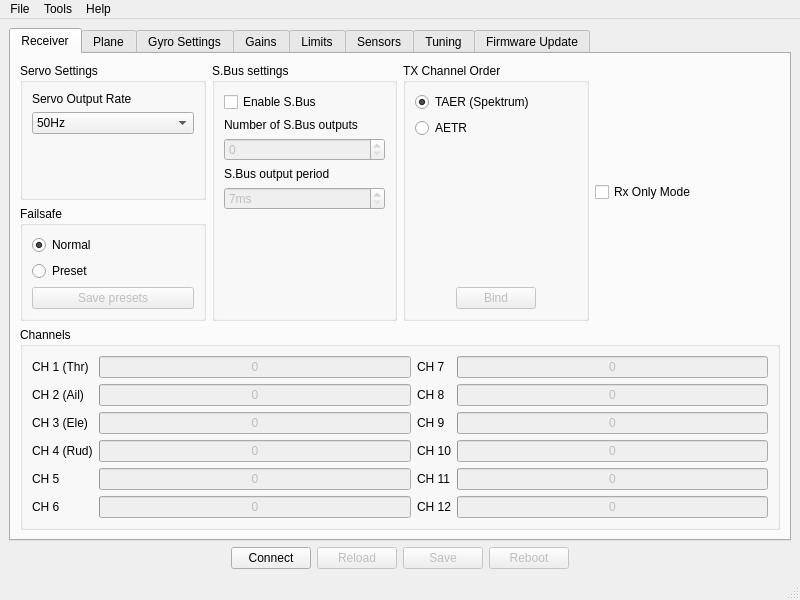
bemcgarvey/RX12G, file software/RX12GConfig/mainwindow.ui: the form before one commit.
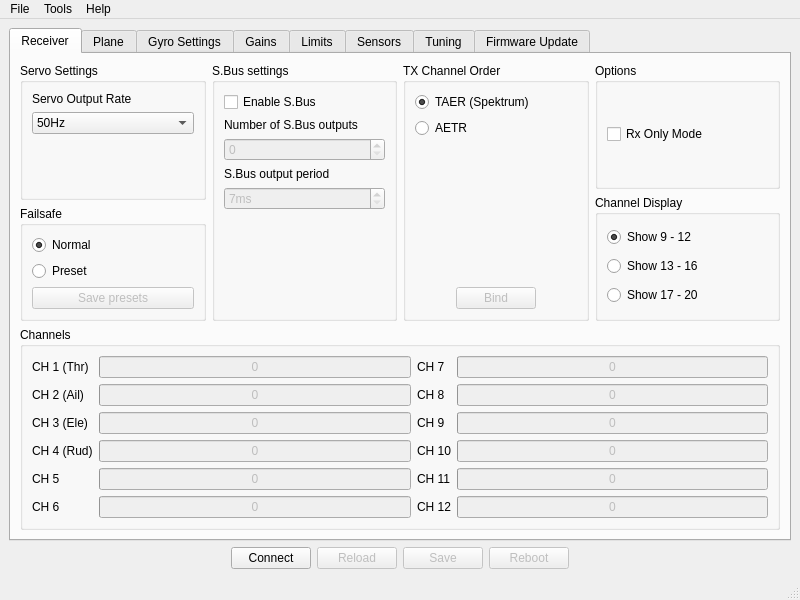
The form after the commit. Icons and pictures are not drawn. Custom widgets are drawn as their Qt base class.

Commit message: Added upper channels display

The edit to the form file:
```diff
--- a/software/RX12GConfig/mainwindow.ui
+++ b/software/RX12GConfig/mainwindow.ui
@@ -256,11 +256,84 @@
            </widget>
           </item>
           <item>
-           <widget class="QCheckBox" name="rxOnlyCheckBox">
-            <property name="text">
-             <string>Rx Only Mode</string>
-            </property>
-           </widget>
+           <layout class="QVBoxLayout" name="verticalLayout_47">
+            <item>
+             <widget class="QGroupBox" name="groupBox_5">
+              <property name="title">
+               <string>Options</string>
+              </property>
+              <layout class="QVBoxLayout" name="verticalLayout_49">
+               <item>
+                <widget class="QCheckBox" name="rxOnlyCheckBox">
+                 <property name="text">
+                  <string>Rx Only Mode</string>
+                 </property>
+                </widget>
+               </item>
+              </layout>
+             </widget>
+            </item>
+            <item>
+             <widget class="QGroupBox" name="groupBox_4">
+              <property name="title">
+               <string>Channel Display</string>
+              </property>
+              <layout class="QVBoxLayout" name="verticalLayout_48">
+               <item>
+                <widget class="QRadioButton" name="show9RadioButton">
+                 <property name="maximumSize">
+                  <size>
+                   <width>100</width>
+                   <height>16777215</height>
+                  </size>
+                 </property>
+                 <property name="text">
+                  <string>Show 9 - 12</string>
+                 </property>
+                 <property name="checkable">
+                  <bool>true</bool>
+                 </property>
+                 <property name="checked">
+                  <bool>true</bool>
+                 </property>
+                </widget>
+               </item>
+               <item>
+                <widget class="QRadioButton" name="show13RadioButton">
+                 <property name="maximumSize">
+                  <size>
+                   <width>100</width>
+                   <height>16777215</height>
+                  </size>
+                 </property>
+                 <property name="text">
+                  <string>Show 13 - 16</string>
+                 </property>
+                 <property name="checkable">
+                  <bool>true</bool>
+                 </property>
+                </widget>
+               </item>
+               <item>
+                <widget class="QRadioButton" name="show17RadioButton">
+                 <property name="maximumSize">
+                  <size>
+                   <width>100</width>
+                   <height>16777215</height>
+                  </size>
+                 </property>
+                 <property name="text">
+                  <string>Show 17 - 20</string>
+                 </property>
+                 <property name="checkable">
+                  <bool>true</bool>
+                 </property>
+                </widget>
+               </item>
+              </layout>
+             </widget>
+            </item>
+           </layout>
           </item>
          </layout>
         </item>
```
Left out of the diff: 8 changed lines with no effect on the pictures. The commit also changes 3 other files.
